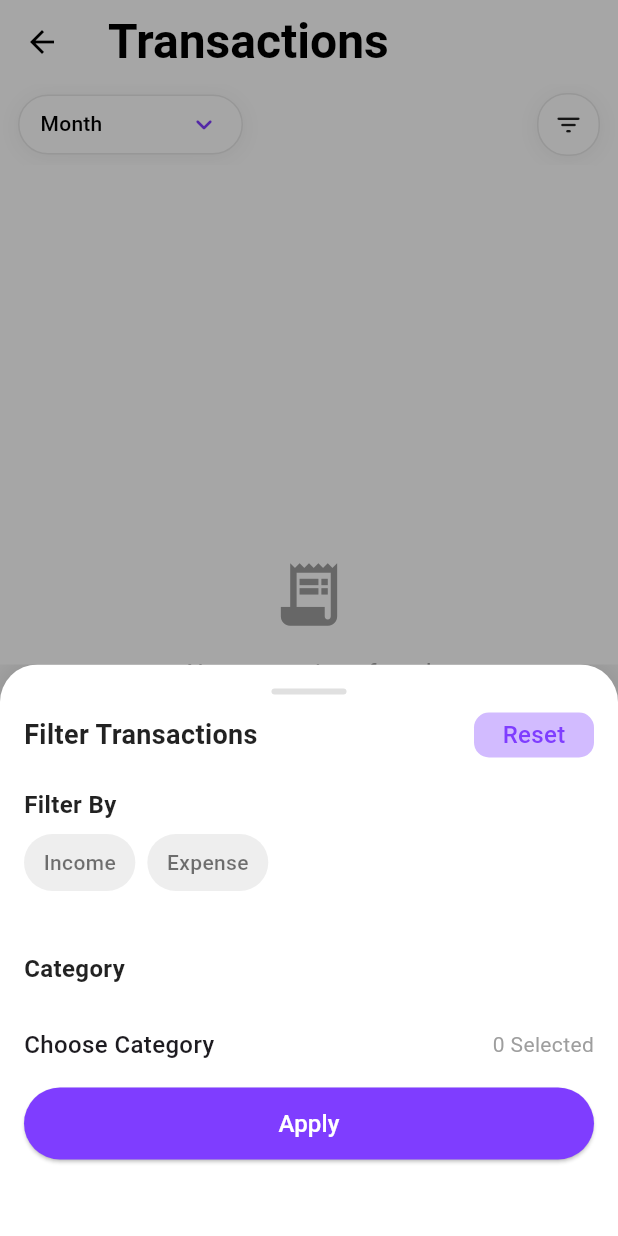
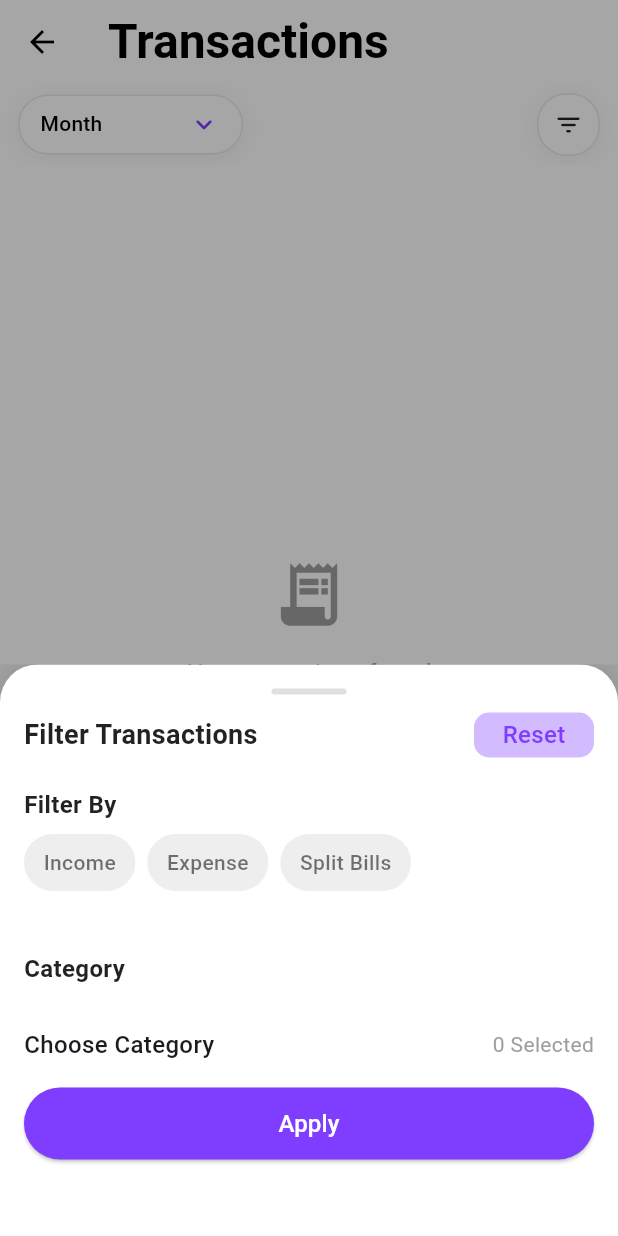
Before and after one commit to Wahaj-Wali/expensetracker, a Flutter app: the Transactionpage screen opened directly, after a tap on the "filter list" icon, on a phone screen of 412 x 824 dp. Run offline on Flutter 3.47's test engine with Material 3 defaults, Android fonts, the phone set to English and light mode, and no system bars; drawn by our look-alikes of dropdown_button2, loader_overlay; our stand-ins replace cloud_firestore, csv, device_info_plus, dio, dotted_border, file_picker and 16 more; missing offline and left inert: mailer, wolt_modal_sheet; accounts and stored records are empty.

Commit message:
Add files via upload

```diff
--- a/lib/screens/TransactionPage.dart
+++ b/lib/screens/TransactionPage.dart
@@ -32,38 +32,42 @@ class _CustomFilterModalState extends State<CustomFilterModal> {
   @override
   void initState() {
     super.initState();
-    selectedFilters =
-        widget.initialFilters?.map((key, value) => MapEntry(key, value)) ??
-            {
+    // Always include Income, Expense, and Split Bills
+    selectedFilters = {
       'Income': false,
       'Expense': false,
-              'Split Bills': false, // Add Split Bills option
+      'Split Bills': false,
     };
+    // If initialFilters provided, override defaults
+    if (widget.initialFilters != null) {
+      for (var entry in widget.initialFilters!.entries) {
+        selectedFilters[entry.key] = entry.value;
+      }
+    }
     fetchCategories();
   }
 
   Future<void> fetchCategories() async {
-    final prefs = await SharedPreferences.getInstance();
-    final email = prefs.getString('email') ?? '';
-
-    // Query Firestore for categories that match the user's email
+    // Fetch from global_categories instead of user-specific categories
     final snapshot = await FirebaseFirestore.instance
-        .collection('categories')
-        .where('email', isEqualTo: email)
+        .collection('global_categories')
+        .orderBy('name')
         .get();
 
     setState(() {
       categories = snapshot.docs.map((doc) => doc['name'] as String).toList();
-      // Initialize dynamic category filters
+      // Add dynamic categories to filter map if not present
       for (var category in categories) {
+        if (!selectedFilters.containsKey(category)) {
           selectedFilters[category] = false;
+        }
       }
     });
   }
 
   void _onFilterChipTapped(String filter) {
     setState(() {
-      selectedFilters[filter] = !selectedFilters[filter]!; // Toggle selection
+      selectedFilters[filter] = !(selectedFilters[filter] ?? false);
     });
   }
 
@@ -148,6 +152,7 @@ class _CustomFilterModalState extends State<CustomFilterModal> {
                   children: [
                     _buildFilterChip('Income'),
                     _buildFilterChip('Expense'),
+                    _buildFilterChip('Split Bills'),
                   ],
                 ),
                 const SizedBox(height: 40),
@@ -193,8 +198,7 @@ class _CustomFilterModalState extends State<CustomFilterModal> {
                 ),
               ),
               onPressed: () {
-                widget.onApplyFilters(
-                    selectedFilters); // Pass selectedFilters here
+                widget.onApplyFilters(Map<String, bool>.from(selectedFilters));
                 Navigator.pop(context);
               },
               child: const Text(
@@ -309,7 +313,9 @@ class _TransactionpageState extends State<Transactionpage> {
   Map<String, bool> selectedFilters = {
     'Income': false,
     'Expense': false,
+    'Split Bills': false, // Ensure Split Bills is always present
   };
+
   final Map<String, IconData> _flutterIcons = {
     'Restaurant': Icons.restaurant,
     'Dining': Icons.local_dining,
@@ -390,8 +396,14 @@ class _TransactionpageState extends State<Transactionpage> {
 
   Future<List<Transaction>> fetchTransactions(
       {Map<String, bool>? filters, String? month}) async {
+    try {
       SharedPreferences prefs = await SharedPreferences.getInstance();
       String? email = prefs.getString('email');
+
+      if (email == null || email.isEmpty) {
+        print("Error: User email not found in SharedPreferences");
+        return [];
+      }
 
       CollectionReference transactionsRef =
           FirebaseFirestore.instance.collection('transactions');
@@ -406,18 +418,28 @@ class _TransactionpageState extends State<Transactionpage> {
       if (filters != null && filters.containsValue(true)) {
         List<String> transactionTypes = [];
         List<String> categories = [];
+        bool includeSplitBills = false;
 
         filters.forEach((key, value) {
           if (value) {
             if (key == 'Income' || key == 'Expense') {
               transactionTypes.add(key);
             } else if (key == 'Split Bills') {
-            query = query.where('is_split_bill', isEqualTo: true);
+              includeSplitBills = true;
             } else {
               categories.add(key);
             }
           }
         });
+
+        // Split Bills filter logic
+        if (includeSplitBills &&
+            transactionTypes.isEmpty &&
+            categories.isEmpty) {
+          query = query.where('is_split_bill', isEqualTo: true);
+        } else if (!includeSplitBills) {
+          query = query.where('is_split_bill', isEqualTo: false);
+        }
 
         if (transactionTypes.isNotEmpty) {
           query = query.where('transaction_type', whereIn: transactionTypes);
@@ -429,43 +451,73 @@ class _TransactionpageState extends State<Transactionpage> {
       }
 
       // Add month-based filtering
-    if (month != null) {
+      if (month != null && month.isNotEmpty) {
+        try {
           int monthIndex = _getMonthIndex(month);
           int currentYear = DateTime.now().year;
-
           DateTime startOfMonth = DateTime(currentYear, monthIndex, 1);
-      DateTime endOfMonth = (monthIndex < 12)
-          ? DateTime(currentYear, monthIndex + 1, 0)
-          : DateTime(currentYear, 12, 31);
+          DateTime endOfMonth =
+              DateTime(currentYear, monthIndex + 1, 0, 23, 59, 59, 999);
+          Timestamp startTimestamp = Timestamp.fromDate(startOfMonth);
+          Timestamp endTimestamp = Timestamp.fromDate(endOfMonth);
 
           query = query
-          .where('timestamp', isGreaterThanOrEqualTo: startOfMonth)
-          .where('timestamp', isLessThanOrEqualTo: endOfMonth);
+              .where('timestamp', isGreaterThanOrEqualTo: startTimestamp)
+              .where('timestamp', isLessThanOrEqualTo: endTimestamp);
+        } catch (e) {
+          print("Error applying month filter: $e");
+          // Continue without month filter if there's an error
+        }
       }
 
-    QuerySnapshot querySnapshot = await query.get();
+      print("Executing Firestore query for user: $email");
+      QuerySnapshot querySnapshot =
+          await query.orderBy('timestamp', descending: true).get();
+      print(
+          "Query executed successfully. Found ${querySnapshot.docs.length} transactions");
+
       List<Transaction> transactionList = [];
 
       for (var doc in querySnapshot.docs) {
+        try {
           Map<String, dynamic>? data = doc.data() as Map<String, dynamic>?;
 
-      if (data == null) continue;
+          if (data == null) {
+            print("Warning: Document ${doc.id} has null data");
+            continue;
+          }
 
-      // Get basic transaction data
-      String title = data.containsKey('category_name')
-          ? data['category_name']
-          : 'No Category';
-      String description = data['description'] ?? '';
-      String id = data['transaction_id'];
-      String categoryName = data['category_name'] ?? 'No Category';
+          // Validate required fields
+          if (!data.containsKey('transaction_id') ||
+              !data.containsKey('transaction_type') ||
+              !data.containsKey('amount')) {
+            print("Warning: Document ${doc.id} missing required fields");
+            continue;
+          }
+
+          // Get basic transaction data with null safety
+          String title = data['category_name']?.toString() ?? 'No Category';
+          String description = data['description']?.toString() ?? '';
+          String id = data['transaction_id']?.toString() ?? doc.id;
+          String categoryName =
+              data['category_name']?.toString() ?? 'No Category';
           bool isSplitBill = data['is_split_bill'] ?? false;
-      String? splitBillId = data['split_bill_id'];
-      String transactionType = data['transaction_type'];
+          String? splitBillId = data['split_bill_id']?.toString();
+          String transactionType =
+              data['transaction_type']?.toString() ?? 'Expense';
 
-      // Handle amount parsing
-      double amountValue = data['amount'] is String
-          ? double.tryParse(data['amount']) ?? 0.0
-          : data['amount'].toDouble();
+          // Handle amount parsing with better error handling
+          double amountValue = 0.0;
+          try {
+            if (data['amount'] is String) {
+              amountValue = double.tryParse(data['amount']) ?? 0.0;
+            } else if (data['amount'] is num) {
+              amountValue = data['amount'].toDouble();
+            }
+          } catch (e) {
+            print("Error parsing amount for transaction $id: $e");
+            amountValue = 0.0;
+          }
 
           // Format amount string with currency symbol
           String amount =
@@ -474,42 +526,49 @@ class _TransactionpageState extends State<Transactionpage> {
           // Get split bill details if applicable
           double? totalSplitAmount;
           int? participantCount;
-      if (isSplitBill && splitBillId != null) {
+          if (isSplitBill && splitBillId != null && splitBillId.isNotEmpty) {
             try {
               DocumentSnapshot splitBillDoc =
                   await splitBillsRef.doc(splitBillId).get();
               if (splitBillDoc.exists) {
-            Map<String, dynamic> splitBillData =
-                splitBillDoc.data() as Map<String, dynamic>;
-            totalSplitAmount =
-                double.tryParse(splitBillData['total_amount'].toString()) ??
+                Map<String, dynamic>? splitBillData =
+                    splitBillDoc.data() as Map<String, dynamic>?;
+                if (splitBillData != null) {
+                  totalSplitAmount = double.tryParse(
+                          splitBillData['total_amount']?.toString() ?? '0') ??
                       0.0;
-            participantCount =
-                (splitBillData['participants'] as List?)?.length ?? 0 + 1;
+                  List<dynamic> participants =
+                      splitBillData['participants'] ?? [];
+                  participantCount = participants.length + 1; // +1 for the user
+                  String splitDescription =
+                      splitBillData['description']?.toString() ?? 'Split Bill';
                   description =
-                'Split Bill: ${splitBillData['description']} (${participantCount} people)';
+                      'Split Bill: $splitDescription ($participantCount people)';
+                }
               }
             } catch (e) {
-          print("Error fetching split bill details: $e");
+              print("Error fetching split bill details for $splitBillId: $e");
             }
           }
 
-      // Calculate sales tax
+          // Calculate sales tax with error handling
           double salesTax = 0.0;
+          try {
             if (data.containsKey('sales_tax_amount')) {
-        salesTax = data['sales_tax_amount'] is String
-            ? double.tryParse(data['sales_tax_amount']) ?? 0.0
-            : (data['sales_tax_amount'] ?? 0.0).toDouble();
-      } else if (transactionType == 'Expense') {
-        try {
-          // Try global categories first
+              if (data['sales_tax_amount'] is String) {
+                salesTax = double.tryParse(data['sales_tax_amount']) ?? 0.0;
+              } else if (data['sales_tax_amount'] is num) {
+                salesTax = data['sales_tax_amount'].toDouble();
+              }
+            } else if (transactionType == 'Expense' &&
+                categoryName.isNotEmpty) {
+              // Fallback tax calculation
               QuerySnapshot categorySnapshot = await categoriesRef
                   .where('name', isEqualTo: categoryName)
                   .limit(1)
                   .get();
 
               if (categorySnapshot.docs.isEmpty) {
-            // Try user-specific categories
                 categorySnapshot = await categoriesRef
                     .where('email', isEqualTo: email)
                     .where('name', isEqualTo: categoryName)
@@ -519,66 +578,78 @@ class _TransactionpageState extends State<Transactionpage> {
 
               if (categorySnapshot.docs.isNotEmpty) {
                 var categoryData =
-                categorySnapshot.docs.first.data() as Map<String, dynamic>;
-            bool isTaxApplicable = categoryData['salesTaxApplicable'] ?? false;
+                    categorySnapshot.docs.first.data() as Map<String, dynamic>?;
+                if (categoryData != null) {
+                  bool isTaxApplicable =
+                      categoryData['salesTaxApplicable'] ?? false;
                   if (isTaxApplicable) {
-              double taxRate =
-                  (categoryData['salesTaxPercentage'] ?? 0.0).toDouble();
+                    double taxRate = double.tryParse(
+                            categoryData['salesTaxPercentage']?.toString() ??
+                                '0') ??
+                        0.0;
                     salesTax = (amountValue * taxRate) / 100;
                   }
                 }
-        } catch (e) {
-          print("Error calculating fallback sales tax: $e");
               }
             }
+          } catch (e) {
+            print("Error calculating sales tax for transaction $id: $e");
+          }
 
-      // Handle date and time
-      DateTime date = (data['timestamp'] as Timestamp).toDate();
-      String time = DateFormat('hh:mm a').format(date);
+          // Handle date and time with better error handling
+          DateTime date = DateTime.now();
+          String time = '';
+          try {
+            if (data['timestamp'] is Timestamp) {
+              date = (data['timestamp'] as Timestamp).toDate();
+              time = DateFormat('hh:mm a').format(date);
+            } else if (data['timestamp'] is String) {
+              date = DateTime.tryParse(data['timestamp']) ?? DateTime.now();
+              time = DateFormat('hh:mm a').format(date);
+            } else {
+              time = DateFormat('hh:mm a').format(DateTime.now());
+            }
+          } catch (e) {
+            print("Error parsing timestamp for transaction $id: $e");
+            time = DateFormat('hh:mm a').format(DateTime.now());
+          }
 
-      // Get category icon and color
-      String iconName = "";
-      Color iconColor = Colors.grey;
-      IconData icon;
-
+          // Get category icon and color with error handling
+          IconData icon = Icons.money;
+          try {
             if (isSplitBill) {
               icon = Icons.group;
             } else {
-        if (data.containsKey('category_name')) {
-          try {
+              String iconName = "";
+              Color iconColor = Colors.grey;
+
+              if (categoryName.isNotEmpty) {
                 QuerySnapshot categorySnapshot = await categoriesRef
-                .where('name', isEqualTo: data['category_name'])
+                    .where('name', isEqualTo: categoryName)
                     .limit(1)
                     .get();
 
                 if (categorySnapshot.docs.isEmpty) {
                   categorySnapshot = await categoriesRef
                       .where('email', isEqualTo: email)
-                  .where('name', isEqualTo: data['category_name'])
+                      .where('name', isEqualTo: categoryName)
                       .limit(1)
                       .get();
                 }
 
                 if (categorySnapshot.docs.isNotEmpty) {
-              var categoryData =
-                  categorySnapshot.docs.first.data() as Map<String, dynamic>;
-              iconName = categoryData['iconName'] ?? '';
-              String colorString = categoryData['iconColor'] ?? '#757575';
-
-              try {
-                if (colorString.startsWith('#')) {
-                  iconColor =
-                      Color(int.parse(colorString.replaceFirst('#', '0xff')));
+                  var categoryData = categorySnapshot.docs.first.data()
+                      as Map<String, dynamic>?;
+                  if (categoryData != null) {
+                    iconName = categoryData['iconName']?.toString() ?? '';
                   }
-              } catch (colorError) {
-                print("Error parsing color: $colorError");
-              }
-            }
-          } catch (e) {
-            print("Error fetching category data: $e");
                 }
               }
               icon = _flutterIcons[iconName] ?? Icons.money;
+            }
+          } catch (e) {
+            print("Error getting category icon for transaction $id: $e");
+            icon = Icons.money;
           }
 
           // Create and add transaction object
@@ -598,13 +669,25 @@ class _TransactionpageState extends State<Transactionpage> {
             totalSplitAmount: totalSplitAmount,
             participantCount: participantCount,
           ));
+        } catch (e) {
+          print("Error processing transaction document ${doc.id}: $e");
+          // Continue with next transaction instead of failing completely
+          continue;
+        }
       }
 
+      print("Successfully processed ${transactionList.length} transactions");
       return transactionList;
+    } catch (e) {
+      print("Error fetching transactions: $e");
+      // Return empty list instead of throwing error to prevent app crash
+      return [];
+    }
   }
 
-  // Helper method to get the index of the month
+// Helper method to get the index of the month with better error handling
   int _getMonthIndex(String month) {
+    try {
       const months = [
         'January',
         'February',
@@ -619,7 +702,37 @@ class _TransactionpageState extends State<Transactionpage> {
         'November',
         'December'
       ];
-    return months.indexOf(month) + 1; // Convert to 1-based index
+      int index = months.indexOf(month);
+      return index >= 0 ? index + 1 : 1; // Return January if month not found
+    } catch (e) {
+      print("Error getting month index for '$month': $e");
+      return 1; // Default to January
+    }
+  }
+
+// (Removed duplicate initState)
+
+// Method to handle filter application with error handling
+  void _applyFilters(Map<String, bool> filters) {
+    try {
+      setState(() {
+        selectedFilters = Map.from(filters);
+        selectedFiltersCount =
+            filters.values.where((isSelected) => isSelected).length;
+        _transactionListFuture = fetchTransactions(
+          filters: selectedFilters,
+          month: selectedMonth,
+        );
+      });
+    } catch (e) {
+      print("Error applying filters: $e");
+      ScaffoldMessenger.of(context).showSnackBar(
+        SnackBar(
+          content: Text('Error applying filters: ${e.toString()}'),
+          backgroundColor: Colors.red,
+        ),
+      );
+    }
   }
 
 // Helper method to format transaction date
@@ -732,8 +845,11 @@ class _TransactionpageState extends State<Transactionpage> {
                               onChanged: (String? value) {
                                 setState(() {
                                   selectedMonth = value;
-                                  _transactionListFuture =
-                                      fetchTransactions(month: selectedMonth);
+                                  // Pass both filters and month!
+                                  _transactionListFuture = fetchTransactions(
+                                    filters: selectedFilters,
+                                    month: selectedMonth,
+                                  );
                                 });
                               },
                               buttonStyleData: ButtonStyleData(
@@ -793,8 +909,12 @@ class _TransactionpageState extends State<Transactionpage> {
                                     onApplyFilters: (filters) {
                                       setState(() {
                                         selectedFilters = filters;
+                                        // Pass both filters and month!
                                         _transactionListFuture =
-                                            fetchTransactions(filters: filters);
+                                            fetchTransactions(
+                                          filters: filters,
+                                          month: selectedMonth,
+                                        );
                                         selectedFiltersCount = filters.values
                                             .where((isSelected) => isSelected)
                                             .length;
@@ -973,6 +1093,9 @@ class _TransactionpageState extends State<Transactionpage> {
     bool isTaxableExpense =
         transaction.transactionType == "Expense" && transaction.salesTax > 0;
 
+    // Debug: print sales tax for each transaction
+    // print("Transaction: ${transaction.title}, salesTax: ${transaction.salesTax}");
+
     return GestureDetector(
         onTap: () {
           if (transaction.id.isNotEmpty) {
@@ -1024,7 +1147,9 @@ class _TransactionpageState extends State<Transactionpage> {
                                     .withOpacity(0.1),
                       ),
                       child: Icon(
-                      transaction.isSplitBill ? Icons.group : transaction.icon,
+                        transaction.isSplitBill
+                            ? Icons.group
+                            : transaction.icon,
                         color: transaction.isSplitBill
                             ? const Color.fromRGBO(127, 61, 255, 1)
                             : transaction.transactionType == "Income"
@@ -1121,7 +1246,6 @@ class _TransactionpageState extends State<Transactionpage> {
               ],
             ),
           ),
-      ),
-    );
+        ));
   }
 }
```
Lines whose indentation alone changed are shown as unchanged.
